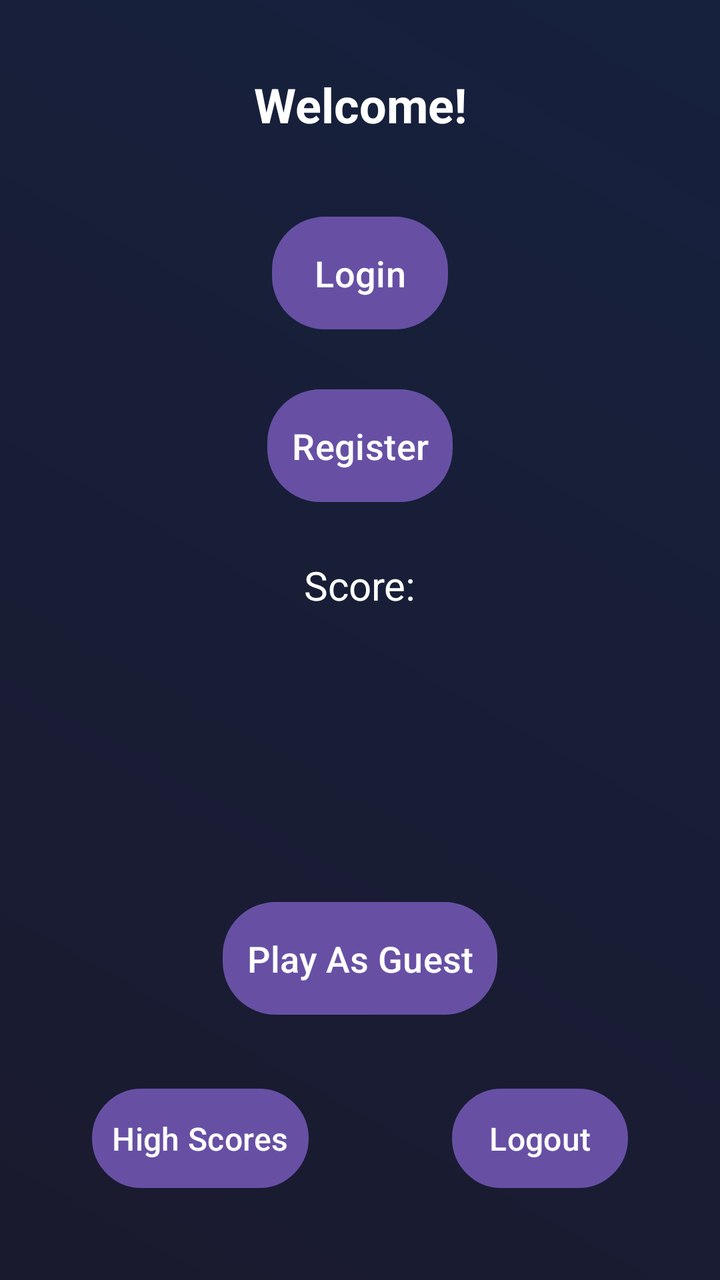
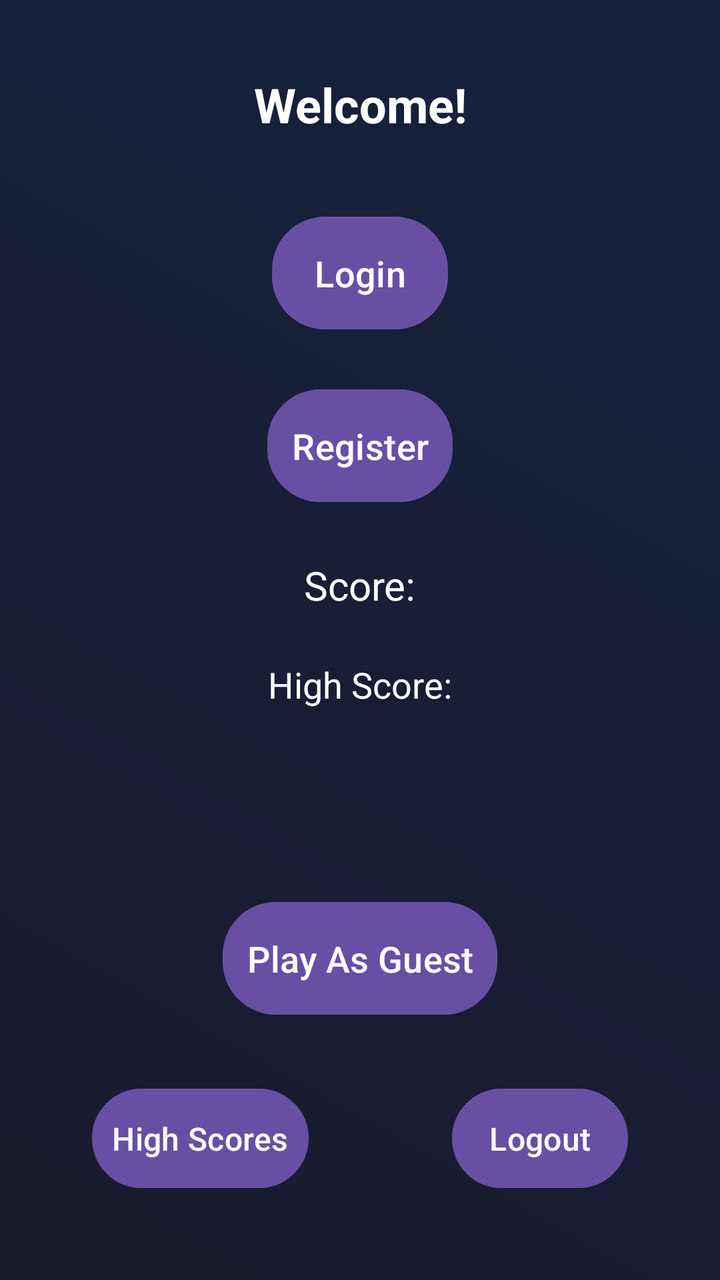

Two renders of the same Android screen: before a commit and after it. Below are the layout's source before the change and the commit's diff.
<!-- AndroidManifest.xml: application theme Theme.FireBase -->
<!-- res/layout/activity_main.xml -->
<androidx.constraintlayout.widget.ConstraintLayout
    xmlns:android="http://schemas.android.com/apk/res/android"
    xmlns:app="http://schemas.android.com/apk/res-auto"
    xmlns:tools="http://schemas.android.com/tools"
    android:id="@+id/main"
    android:layout_width="match_parent"
    android:layout_height="match_parent"
    android:padding="16dp"
    android:background="@drawable/dark_gradient_background"
    tools:context=".MainActivity">

    
    <TextView
        android:id="@+id/userNameTextView"
        android:layout_width="wrap_content"
        android:layout_height="wrap_content"
        android:layout_marginTop="20dp"
        android:text="Welcome!"
        android:textSize="24sp"
        android:textStyle="bold"
        android:textColor="@android:color/white"
        app:layout_constraintTop_toTopOf="parent"
        app:layout_constraintStart_toStartOf="parent"
        app:layout_constraintEnd_toEndOf="parent" />

    
    <Button
        android:id="@+id/LB"
        android:layout_width="wrap_content"
        android:layout_height="wrap_content"
        android:text="Login"
        android:textSize="18sp"
        android:background="@drawable/neon_button_background"
        android:textColor="@android:color/white"
        android:padding="12dp"
        app:layout_constraintTop_toBottomOf="@id/userNameTextView"
        app:layout_constraintStart_toStartOf="parent"
        app:layout_constraintEnd_toEndOf="parent"
        android:layout_marginTop="40dp" />

    
    <Button
        android:id="@+id/RB"
        android:layout_width="wrap_content"
        android:layout_height="wrap_content"
        android:text="Register"
        android:textSize="18sp"
        android:background="@drawable/neon_button_background"
        android:textColor="@android:color/white"
        android:padding="12dp"
        app:layout_constraintTop_toBottomOf="@id/LB"
        app:layout_constraintStart_toStartOf="parent"
        app:layout_constraintEnd_toEndOf="parent"
        android:layout_marginTop="30dp" />

    
    <Button
        android:id="@+id/PB"
        android:layout_width="wrap_content"
        android:layout_height="wrap_content"
        android:text="Play"
        android:textSize="18sp"
        android:background="@drawable/neon_button_background"
        android:textColor="@android:color/white"
        android:padding="12dp"
        android:visibility="gone"
        app:layout_constraintTop_toBottomOf="@id/RB"
        app:layout_constraintStart_toStartOf="parent"
        app:layout_constraintEnd_toEndOf="parent"
        android:layout_marginTop="100dp" />

    
    <TextView
        android:id="@+id/ST"
        android:layout_width="wrap_content"
        android:layout_height="wrap_content"
        android:text="Score:"
        android:textSize="20sp"
        android:padding="8dp"
        android:textColor="@android:color/white"
        app:layout_constraintTop_toBottomOf="@id/PB"
        app:layout_constraintStart_toStartOf="parent"
        app:layout_constraintEnd_toEndOf="parent"
        android:layout_marginTop="20dp" />

    <Button
        android:id="@+id/playAsGuestButton"
        android:layout_width="wrap_content"
        android:layout_height="wrap_content"
        android:text="Play As Guest"
        android:textSize="18sp"
        android:background="@drawable/neon_button_background"
        android:textColor="@android:color/white"
        android:padding="12dp"
        app:layout_constraintTop_toBottomOf="@id/RB"
        app:layout_constraintStart_toStartOf="parent"
        app:layout_constraintEnd_toEndOf="parent"
        android:layout_marginTop="200dp" />

    <Button
        android:id="@+id/highScoresButton"
        android:layout_width="wrap_content"
        android:layout_height="wrap_content"
        android:text="High Scores"
        android:textSize="16sp"
        android:background="@drawable/neon_button_background"
        android:textColor="@android:color/white"
        android:padding="10dp"
        app:layout_constraintBottom_toBottomOf="parent"
        app:layout_constraintStart_toStartOf="parent"
        android:layout_marginBottom="30dp"
        android:layout_marginStart="30dp" />

    
    <Button
        android:id="@+id/logoutButton"
        android:layout_width="wrap_content"
        android:layout_height="wrap_content"
        android:text="Logout"
        android:textSize="16sp"
        android:background="@drawable/neon_button_background"
        android:textColor="@android:color/white"
        android:padding="10dp"
        app:layout_constraintBottom_toBottomOf="parent"
        app:layout_constraintEnd_toEndOf="parent"
        android:layout_marginBottom="30dp"
        android:layout_marginEnd="30dp" />

</androidx.constraintlayout.widget.ConstraintLayout>
<!-- resources referenced by this layout -->
<resources>
  <!-- drawable dark_gradient_background (drawable) -->
  <shape xmlns:android="http://schemas.android.com/apk/res/android" android:shape="rectangle">
      <gradient
          android:angle="45"
          android:startColor="#1A1A2E"
          android:endColor="#16213E"
          android:type="linear" />
  </shape>
  <!-- drawable neon_button_background (drawable) -->
  <shape xmlns:android="http://schemas.android.com/apk/res/android"
      android:shape="rectangle">
      <corners android:radius="25dp" />
      <solid android:color="#0F3460" />
      <stroke
          android:width="3dp"
          android:color="#E94560" />
      <padding
          android:left="10dp"
          android:right="10dp"
          android:top="5dp"
          android:bottom="5dp" />
  </shape>
  <style name="Theme.FireBase" parent="Base.Theme.FireBase" />
  <style name="Base.Theme.FireBase" parent="Theme.Material3.DayNight.NoActionBar">
          
          
      </style>
</resources>

<!-- the commit's change to res/layout/activity_main.xml (unified diff, before → after) -->
@@ -83,6 +83,20 @@
         app:layout_constraintEnd_toEndOf="parent"
         android:layout_marginTop="20dp" />
 
+    
+    <TextView
+        android:id="@+id/highScoreTextView"
+        android:layout_width="wrap_content"
+        android:layout_height="wrap_content"
+        android:text="High Score:"
+        android:textSize="18sp"
+        android:padding="8dp"
+        android:textColor="@android:color/white"
+        app:layout_constraintTop_toBottomOf="@id/ST"
+        app:layout_constraintStart_toStartOf="parent"
+        app:layout_constraintEnd_toEndOf="parent"
+        android:layout_marginTop="8dp" />
+
     <Button
         android:id="@+id/playAsGuestButton"
         android:layout_width="wrap_content"
